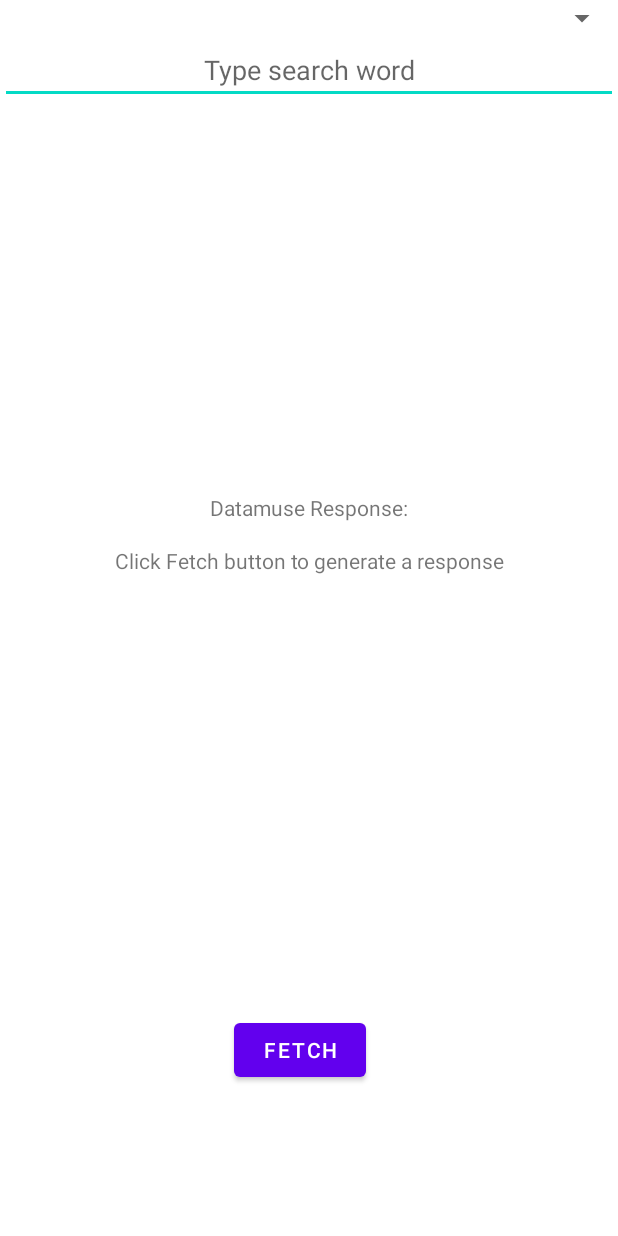
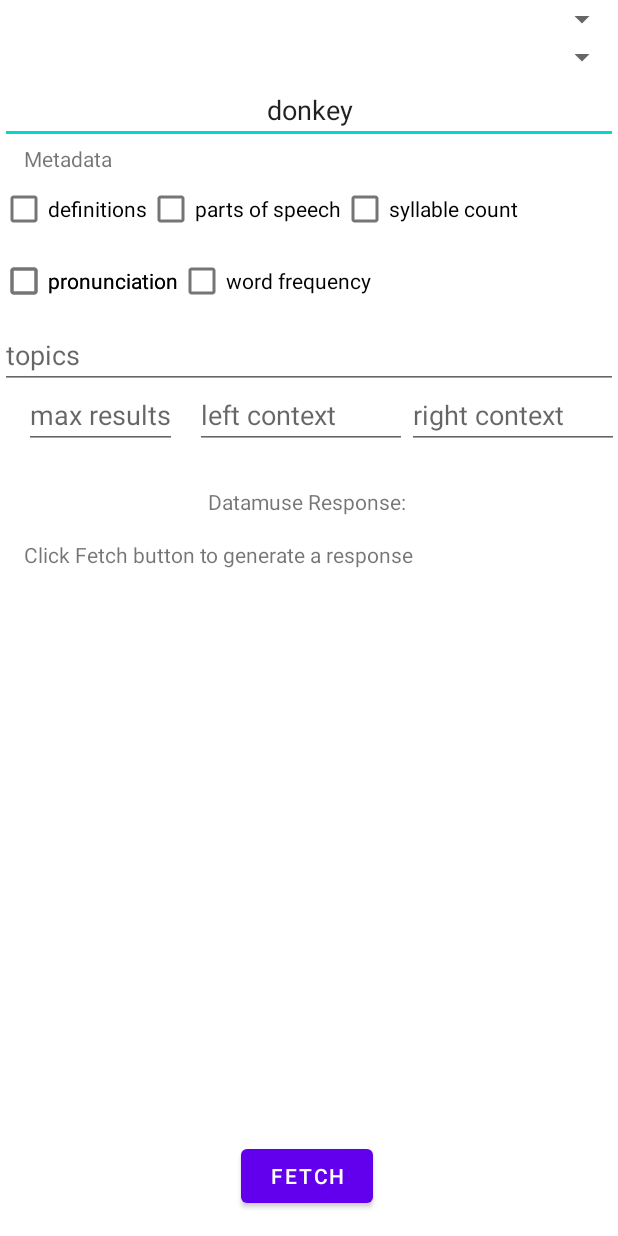
Before and after one commit to ivoGanev/DatamuseKotlin, an Android app: the layout datamuse_demo_activity.xml on its own in the app's theme, with its tools: preview values and no code run, on a phone screen of 412 x 824 dp. Run offline under Robolectric (Android 15) with nearby library versions, the phone set to English and light mode, and no system bars.

Commit message:
Complete layout for demo activity

```diff
--- a/app/src/main/AndroidManifest.xml
+++ b/app/src/main/AndroidManifest.xml
@@ -9,7 +9,8 @@
         android:roundIcon="@mipmap/ic_launcher_round"
         android:supportsRtl="true"
         android:theme="@style/Theme.DatamuseKotlin">
-        <activity android:name=".DatamuseActivity">
+        <activity android:name=".DatamuseActivity"
+            android:windowSoftInputMode="adjustPan">
             <intent-filter>
                 <action android:name="android.intent.action.MAIN" />
 
--- a/app/src/main/java/com/ivo/ganev/datamusekotlin/DatamuseActivity.kt
+++ b/app/src/main/java/com/ivo/ganev/datamusekotlin/DatamuseActivity.kt
@@ -1,14 +1,15 @@
 package com.ivo.ganev.datamusekotlin
 
 import android.os.Bundle
+import android.text.method.ScrollingMovementMethod
 import android.view.View
-import android.widget.AdapterView
 import android.widget.SpinnerAdapter
 import androidx.activity.viewModels
 import androidx.appcompat.app.AppCompatActivity
 import com.ivo.ganev.datamusekotlin.UiConstraintElement.*
 import com.ivo.ganev.datamusekotlin.api.HardConstraint
 import com.ivo.ganev.datamusekotlin.api.HardConstraint.RelatedWords.Code.APPROXIMATE_RHYMES
+import com.ivo.ganev.datamusekotlin.core.WordResponse.Element.Word
 
 import com.ivo.ganev.datamusekotlin.databinding.DatamuseDemoActivityBinding
 import com.ivo.ganev.datamusekotlin.extenstions.isWithId
@@ -33,10 +34,19 @@ class DatamuseActivity : AppCompatActivity(),
         setContentView(binding.root)
 
         spinnerAdapter = SpinnerAdapterHardConstraint(this, constraints)
+        binding.tvResponse.movementMethod = ScrollingMovementMethod()
         binding.constraintSpinner.adapter = spinnerAdapter
         apiData = ApiData(binding)
 
-        viewModel.result.observe(this, { it.forEach { wordResponse -> println(wordResponse.elements) } })
+        viewModel.result.observe(this, {
+            var i = 1
+            binding.tvResponse.text = ""
+
+            it.forEach { wordResponse ->
+                val word = wordResponse[Word::class]?.word
+                binding.tvResponse.append("$i. $word \n")
+                i++
+            } })
     }
 
     override fun onClick(v: View?) {
--- a/app/src/main/java/com/ivo/ganev/datamusekotlin/DatamuseActivityView.kt
+++ b/app/src/main/java/com/ivo/ganev/datamusekotlin/DatamuseActivityView.kt
@@ -9,8 +9,9 @@ import com.ivo.ganev.datamusekotlin.core.WordsEndpointConfig
 import java.util.*
 
 abstract class DatamuseActivityData()  {
-    private val client = DatamuseClient()
-
+    /**
+     *
+     * */
     abstract fun getConstraint(): HardConstraint
 
     protected open fun getTopics(): String? {
--- a/app/src/main/res/layout/datamuse_demo_activity.xml
+++ b/app/src/main/res/layout/datamuse_demo_activity.xml
@@ -7,58 +7,185 @@
     tools:context=".DatamuseActivity">
 
     <TextView
-        android:id="@+id/textView2"
+        android:id="@+id/tv_response_label"
         android:layout_width="wrap_content"
         android:layout_height="wrap_content"
         android:text="Datamuse Response:"
         app:layout_constraintBottom_toTopOf="@+id/btn_fetch"
+        app:layout_constraintHorizontal_bias="0.496"
         app:layout_constraintLeft_toLeftOf="parent"
         app:layout_constraintRight_toRightOf="parent"
-        app:layout_constraintTop_toTopOf="parent" />
+        app:layout_constraintTop_toBottomOf="@+id/et_lc"
+        app:layout_constraintVertical_bias="0.057" />
 
     <Button
-        android:onClick="onClick"
         android:id="@+id/btn_fetch"
         android:layout_width="wrap_content"
         android:layout_height="wrap_content"
-        android:layout_marginBottom="100dp"
+        android:layout_marginBottom="16dp"
+        android:onClick="onClick"
         android:text="Fetch"
         app:layout_constraintBottom_toBottomOf="parent"
         app:layout_constraintEnd_toEndOf="parent"
-        app:layout_constraintHorizontal_bias="0.482"
+        app:layout_constraintHorizontal_bias="0.495"
         app:layout_constraintStart_toStartOf="parent" />
 
     <TextView
         android:id="@+id/tv_response"
-        android:layout_width="wrap_content"
-        android:layout_height="wrap_content"
+        android:layout_width="0dp"
+        android:layout_height="0dp"
+        android:layout_marginStart="16dp"
         android:layout_marginTop="16dp"
+        android:layout_marginEnd="16dp"
+        android:scrollbarSize="10dp"
+        android:scrollbars="vertical"
         android:text="Click Fetch button to generate a response"
+        app:layout_constraintBottom_toTopOf="@+id/btn_fetch"
         app:layout_constraintEnd_toEndOf="parent"
-        app:layout_constraintHorizontal_bias="0.5"
         app:layout_constraintStart_toStartOf="parent"
-        app:layout_constraintTop_toBottomOf="@+id/textView2" />
+        app:layout_constraintTop_toBottomOf="@+id/tv_response_label"
+        app:layout_constraintVertical_bias="0.0" />
 
     <Spinner
         android:id="@+id/constraint_spinner"
         android:layout_width="match_parent"
-        android:layout_height="wrap_content"
+        android:layout_height="25dp"
+        android:gravity="center"
         app:layout_constraintEnd_toEndOf="parent"
-        app:layout_constraintHorizontal_bias="0.5"
+        app:layout_constraintHorizontal_bias="0.0"
         app:layout_constraintStart_toStartOf="parent"
         app:layout_constraintTop_toTopOf="parent" />
 
+    <Spinner
+        android:id="@+id/constraint_rel_spinner"
+        android:layout_width="match_parent"
+        android:layout_height="25dp"
+        android:gravity="center"
+        app:layout_constraintEnd_toEndOf="parent"
+        app:layout_constraintHorizontal_bias="0.0"
+        app:layout_constraintStart_toStartOf="parent"
+        app:layout_constraintTop_toBottomOf="@+id/constraint_spinner" />
+
     <EditText
-        android:hint="Type search word"
-        android:gravity="center"
         android:id="@+id/et_word"
         android:layout_width="0dp"
         android:layout_height="wrap_content"
+        android:ems="10"
+        android:gravity="center"
+        android:hint="Type search word"
+        android:inputType="textPersonName"
+        android:text="donkey"
+        app:layout_constraintEnd_toEndOf="parent"
+        app:layout_constraintHorizontal_bias="0.0"
+        app:layout_constraintStart_toStartOf="parent"
+        app:layout_constraintTop_toBottomOf="@+id/constraint_rel_spinner" />
+
+    <CheckBox
+        android:id="@+id/cb_definitions"
+        android:layout_width="wrap_content"
+        android:layout_height="wrap_content"
+        android:text="definitions"
+        app:layout_constraintStart_toStartOf="parent"
+        app:layout_constraintTop_toBottomOf="@+id/tv_metadata_label" />
+
+    <CheckBox
+        android:id="@+id/cb_parts_of_speech"
+        android:layout_width="wrap_content"
+        android:layout_height="wrap_content"
+        android:text="parts of speech"
+        app:layout_constraintStart_toEndOf="@+id/cb_definitions"
+        app:layout_constraintTop_toBottomOf="@+id/tv_metadata_label" />
+
+    <CheckBox
+        android:id="@+id/cb_syllable_count"
+        android:layout_width="wrap_content"
+        android:layout_height="wrap_content"
+        android:text="syllable count"
+        app:layout_constraintStart_toEndOf="@+id/cb_parts_of_speech"
+        app:layout_constraintTop_toBottomOf="@+id/tv_metadata_label" />
+
+    <CheckBox
+        android:id="@+id/cb_pronunciation"
+        android:layout_width="wrap_content"
+        android:layout_height="wrap_content"
+        android:text="pronunciation"
+        app:layout_constraintStart_toStartOf="@+id/cb_definitions"
+        app:layout_constraintTop_toBottomOf="@+id/cb_definitions" />
+
+    <CheckBox
+        android:id="@+id/cb_pronunciation2"
+        android:layout_width="wrap_content"
+        android:layout_height="wrap_content"
+        android:text="pronunciation"
+        app:layout_constraintStart_toStartOf="@+id/cb_definitions"
+        app:layout_constraintTop_toBottomOf="@+id/cb_definitions" />
+
+    <CheckBox
+        android:id="@+id/cb_word_frequency"
+        android:layout_width="wrap_content"
+        android:layout_height="wrap_content"
+        android:text="word frequency"
+        app:layout_constraintStart_toEndOf="@+id/cb_pronunciation"
+        app:layout_constraintTop_toBottomOf="@+id/cb_definitions" />
+
+    <TextView
+        android:id="@+id/tv_metadata_label"
+        android:layout_width="wrap_content"
+        android:layout_height="wrap_content"
+        android:layout_marginStart="16dp"
+        android:text="Metadata"
+        app:layout_constraintStart_toStartOf="parent"
+        app:layout_constraintTop_toBottomOf="@+id/et_word" />
+
+    <EditText
+        android:hint="right context"
+        android:id="@+id/et_rc"
+        android:layout_width="141dp"
+        android:layout_height="40dp"
+        android:ems="10"
+        android:inputType="textPersonName"
+        app:layout_constraintEnd_toEndOf="parent"
+        app:layout_constraintHorizontal_bias="0.5"
+        app:layout_constraintStart_toEndOf="@+id/et_lc"
+        app:layout_constraintTop_toTopOf="@+id/et_lc" />
+
+    <EditText
+        android:id="@+id/et_max_results"
+        android:layout_width="102dp"
+        android:layout_height="40dp"
+        android:layout_marginStart="16dp"
+        android:ems="10"
+        android:hint="max results"
+        android:inputType="number"
+        app:layout_constraintEnd_toStartOf="@+id/et_lc"
+        app:layout_constraintHorizontal_bias="0.5"
+        app:layout_constraintStart_toStartOf="parent"
+        app:layout_constraintTop_toTopOf="@+id/et_lc" />
+
+    <EditText
+        android:hint="left context"
+        android:id="@+id/et_lc"
+        android:layout_width="141dp"
+        android:layout_height="40dp"
+        android:layout_marginStart="12dp"
+        android:ems="10"
+        android:inputType="textPersonName"
+        app:layout_constraintEnd_toStartOf="@+id/et_rc"
+        app:layout_constraintHorizontal_bias="0.5"
+        app:layout_constraintStart_toEndOf="@+id/et_max_results"
+        app:layout_constraintTop_toBottomOf="@+id/et_topics" />
+
+    <EditText
+        android:hint="topics"
+        android:id="@+id/et_topics"
+        android:layout_width="0dp"
+        android:layout_height="40dp"
+        android:layout_marginTop="8dp"
         android:ems="10"
         android:inputType="textPersonName"
         app:layout_constraintEnd_toEndOf="parent"
         app:layout_constraintHorizontal_bias="0.5"
         app:layout_constraintStart_toStartOf="parent"
-        app:layout_constraintTop_toBottomOf="@+id/constraint_spinner" />
+        app:layout_constraintTop_toBottomOf="@+id/cb_word_frequency" />
 
 </androidx.constraintlayout.widget.ConstraintLayout>
```
Also changed, not shown: 1 other file.
